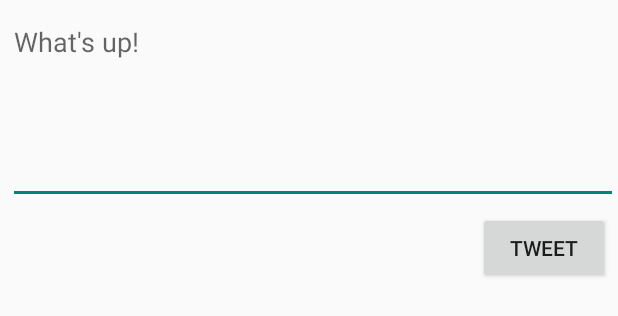
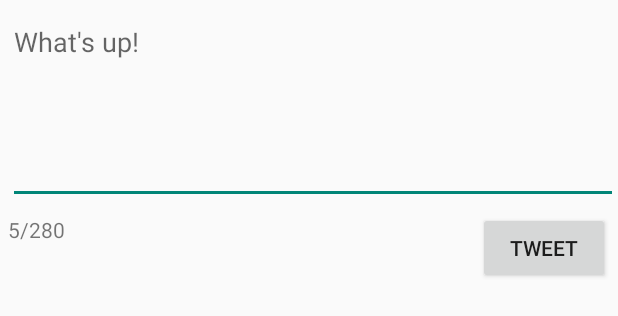
Before and after one commit to ETS-Android2/simsimTweet, an Android app: the layout activity_compose.xml on its own in the app's theme, with its tools: preview values and no code run, on a phone screen of 412 x 824 dp. Shown: the top 316 px of the screen. Run offline under Robolectric (Android 15) with nearby library versions, the phone set to English and light mode, and no system bars.

```diff
--- a/app/src/main/res/layout/activity_compose.xml
+++ b/app/src/main/res/layout/activity_compose.xml
@@ -31,4 +31,14 @@
         android:layout_marginEnd="5dp"
         android:text="@string/tweet" />
 
+    <TextView
+        android:id="@+id/tvValue"
+        android:layout_width="wrap_content"
+        android:layout_height="wrap_content"
+        android:layout_below="@+id/etCompose"
+        android:layout_alignParentStart="true"
+        android:layout_marginStart="5dp"
+        android:layout_marginTop="7dp"
+        tools:text="5/280" />
+
 </RelativeLayout>
```
Also changed, not shown: app/src/main/java/com/codepath/apps/restclienttemplate/ComposeActivity.java (+27 -0 lines).
